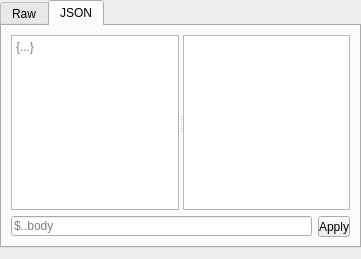
This is RequestFlowApp/CoreView/ui/ViewerNodeUi.ui in fatehmtd/RequestFlow as Qt 5 draws it before an edit. The edited form follows.
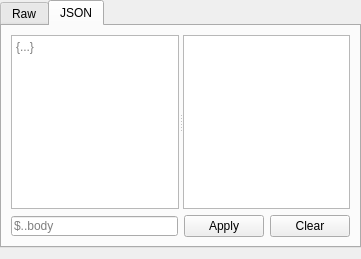
This is the edited form.

The edit to the form file:
```diff
--- a/RequestFlowApp/CoreView/ui/ViewerNodeUi.ui
+++ b/RequestFlowApp/CoreView/ui/ViewerNodeUi.ui
@@ -85,7 +85,26 @@
        <string>JSON</string>
       </attribute>
       <layout class="QGridLayout" name="gridLayout_2">
-       <item row="0" column="0" colspan="2">
+       <item row="1" column="0">
+        <widget class="QLineEdit" name="lineEdit_jsonPath">
+         <property name="sizePolicy">
+          <sizepolicy hsizetype="MinimumExpanding" vsizetype="Fixed">
+           <horstretch>3</horstretch>
+           <verstretch>0</verstretch>
+          </sizepolicy>
+         </property>
+         <property name="maximumSize">
+          <size>
+           <width>16777215</width>
+           <height>20</height>
+          </size>
+         </property>
+         <property name="placeholderText">
+          <string>$..body</string>
+         </property>
+        </widget>
+       </item>
+       <item row="0" column="0" colspan="4">
         <widget class="QSplitter" name="splitter_2">
          <property name="orientation">
           <enum>Qt::Orientation::Horizontal</enum>
@@ -159,24 +178,23 @@
          </widget>
         </widget>
        </item>
-       <item row="1" column="0">
-        <widget class="QLineEdit" name="lineEdit_jsonPath">
-         <property name="maximumSize">
-          <size>
-           <width>16777215</width>
-           <height>20</height>
-          </size>
-         </property>
-         <property name="placeholderText">
-          <string>$..body</string>
-         </property>
-        </widget>
-       </item>
        <item row="1" column="1">
-        <widget class="QToolButton" name="toolButton_filter">
+        <widget class="QPushButton" name="pushButton_filter">
+         <property name="sizePolicy">
+          <sizepolicy hsizetype="Minimum" vsizetype="Fixed">
+           <horstretch>0</horstretch>
+           <verstretch>0</verstretch>
+          </sizepolicy>
+         </property>
+         <property name="minimumSize">
+          <size>
+           <width>0</width>
+           <height>0</height>
+          </size>
+         </property>
          <property name="maximumSize">
           <size>
-           <width>32</width>
+           <width>16777215</width>
            <height>16777215</height>
           </size>
          </property>
@@ -191,6 +209,13 @@
          </property>
         </widget>
        </item>
+       <item row="1" column="2" colspan="2">
+        <widget class="QPushButton" name="pushButton_clear">
+         <property name="text">
+          <string>Clear</string>
+         </property>
+        </widget>
+       </item>
       </layout>
      </widget>
     </widget>
```
